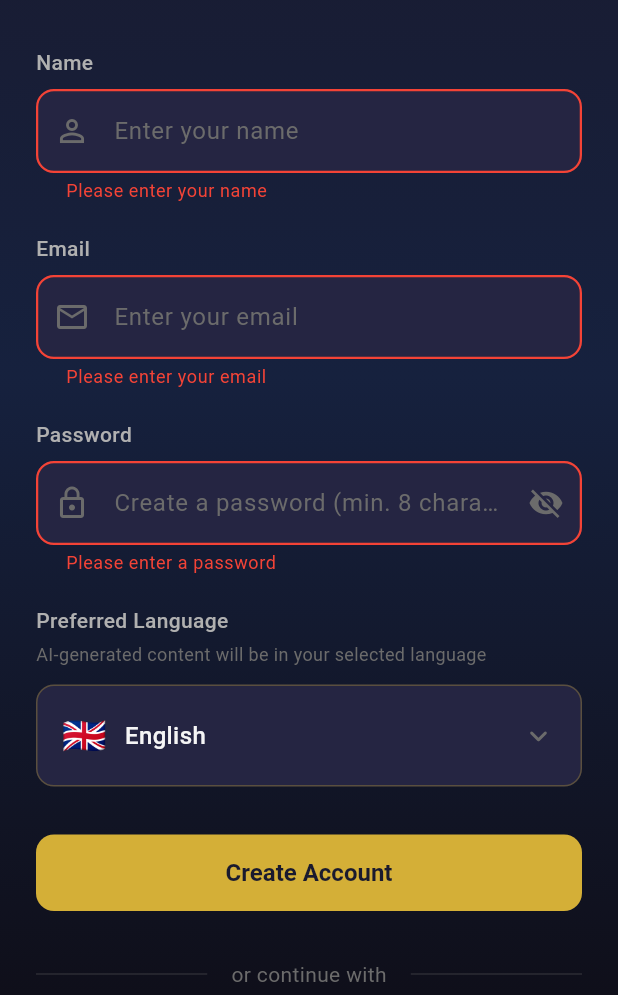
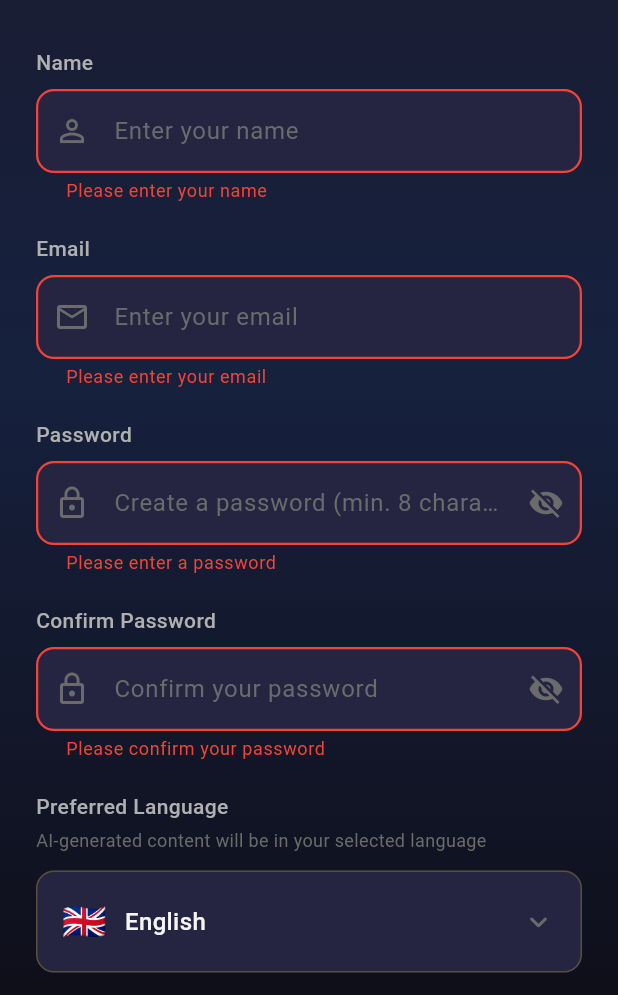
Before and after one commit to alexgro171-coder/astro-app, a Flutter app: the SignupScreen screen opened by its route, after a tap on "Create Account", on a phone screen of 412 x 824 dp, the part 241-1236 px from its top. Run offline on Flutter 3.47's test engine with Material 3 defaults, Android fonts, the phone set to English and light mode, and no system bars; our stand-ins replace dio, firebase_auth, firebase_core, firebase_messaging, flutter_animate, flutter_local_notifications and 11 more; missing offline and left inert: in_app_purchase_android, in_app_purchase_storekit; accounts and stored records are empty; network calls fail.

Commit message:
feat: Add password confirmation field to signup screen
- Added confirm password field with validation
- Passwords must match to proceed with signup
- Both fields have visibility toggle
- textInputAction updated for proper keyboard flow

```diff
--- a/mobile/lib/features/auth/signup_screen.dart
+++ b/mobile/lib/features/auth/signup_screen.dart
@@ -22,10 +22,12 @@ class _SignupScreenState extends ConsumerState<SignupScreen> {
   final _nameController = TextEditingController();
   final _emailController = TextEditingController();
   final _passwordController = TextEditingController();
+  final _confirmPasswordController = TextEditingController();
   final _socialAuthService = SocialAuthService();
   bool _isLoading = false;
   bool _isSocialLoading = false;
   bool _obscurePassword = true;
+  bool _obscureConfirmPassword = true;
   String? _errorMessage;
   String _selectedLanguage = 'EN';
 
@@ -46,6 +48,7 @@ class _SignupScreenState extends ConsumerState<SignupScreen> {
     _nameController.dispose();
     _emailController.dispose();
     _passwordController.dispose();
+    _confirmPasswordController.dispose();
     super.dispose();
   }
 
@@ -352,7 +355,7 @@ class _SignupScreenState extends ConsumerState<SignupScreen> {
                   TextFormField(
                     controller: _passwordController,
                     obscureText: _obscurePassword,
-                    textInputAction: TextInputAction.done,
+                    textInputAction: TextInputAction.next,
                     decoration: InputDecoration(
                       hintText: 'Create a password (min. 8 characters)',
                       prefixIcon: const Icon(Icons.lock_outline, color: AppColors.textMuted),
@@ -372,6 +375,46 @@ class _SignupScreenState extends ConsumerState<SignupScreen> {
                       }
                       if (value.length < 8) {
                         return 'Password must be at least 8 characters';
+                      }
+                      return null;
+                    },
+                  ),
+
+                  const SizedBox(height: 20),
+
+                  // Confirm Password field
+                  const Text(
+                    'Confirm Password',
+                    style: TextStyle(
+                      fontSize: 14,
+                      fontWeight: FontWeight.w500,
+                      color: AppColors.textSecondary,
+                    ),
+                  ),
+                  const SizedBox(height: 8),
+                  TextFormField(
+                    controller: _confirmPasswordController,
+                    obscureText: _obscureConfirmPassword,
+                    textInputAction: TextInputAction.done,
+                    decoration: InputDecoration(
+                      hintText: 'Confirm your password',
+                      prefixIcon: const Icon(Icons.lock_outline, color: AppColors.textMuted),
+                      suffixIcon: IconButton(
+                        icon: Icon(
+                          _obscureConfirmPassword ? Icons.visibility_off : Icons.visibility,
+                          color: AppColors.textMuted,
+                        ),
+                        onPressed: () {
+                          setState(() => _obscureConfirmPassword = !_obscureConfirmPassword);
+                        },
+                      ),
+                    ),
+                    validator: (value) {
+                      if (value == null || value.isEmpty) {
+                        return 'Please confirm your password';
+                      }
+                      if (value != _passwordController.text) {
+                        return 'Passwords do not match';
                       }
                       return null;
                     },
```
